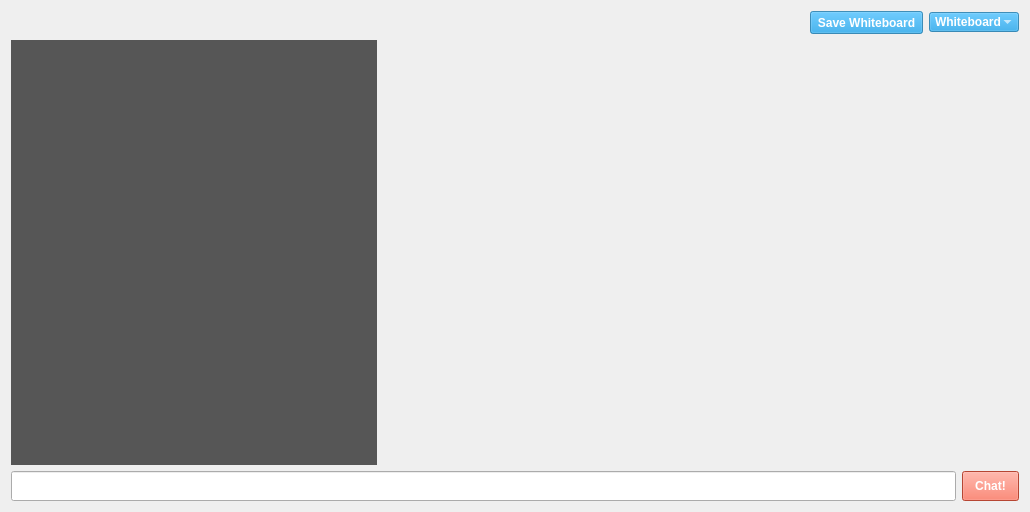
Above: groupwidget.ui from dparker2/StudyGroup before the change. Below: the same form after it.
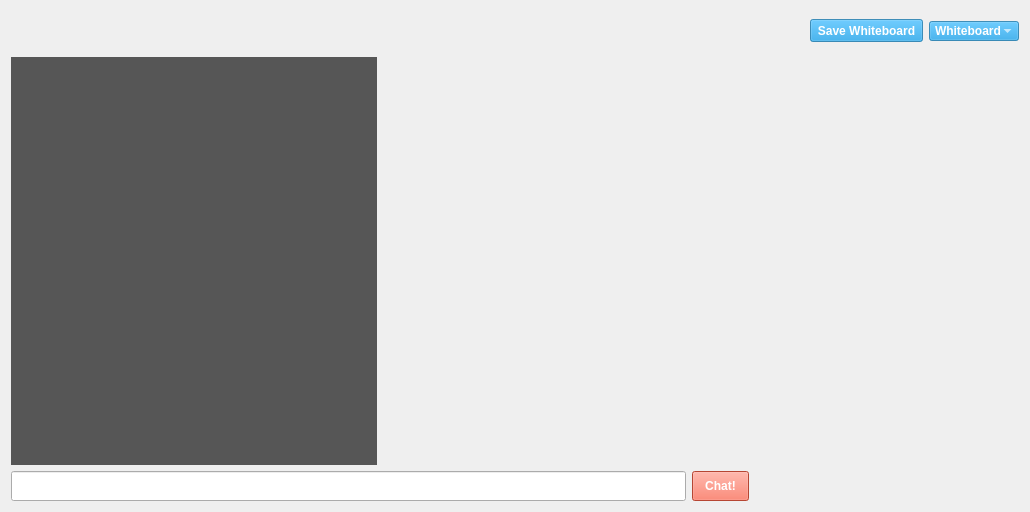
That is the form after the change.

Commit message: Changed group layout a tiny bit

Patch:
```diff
--- a/groupwidget.ui
+++ b/groupwidget.ui
@@ -25,7 +25,7 @@
      <item>
       <widget class="QLabel" name="groupid_label">
        <property name="sizePolicy">
-        <sizepolicy hsizetype="Preferred" vsizetype="Fixed">
+        <sizepolicy hsizetype="Preferred" vsizetype="Preferred">
          <horstretch>0</horstretch>
          <verstretch>0</verstretch>
         </sizepolicy>
@@ -33,7 +33,7 @@
        <property name="minimumSize">
         <size>
          <width>0</width>
-         <height>20</height>
+         <height>40</height>
         </size>
        </property>
        <property name="font">
@@ -44,9 +44,6 @@
        <property name="styleSheet">
         <string notr="true">color: rgb(255, 255, 255);</string>
        </property>
-       <property name="text">
-        <string/>
-       </property>
       </widget>
      </item>
      <item>
@@ -98,6 +95,10 @@
    <item>
     <layout class="QHBoxLayout" name="horizontalLayout_8">
      <item>
+      <layout class="QVBoxLayout" name="verticalLayout_2">
+       <item>
+        <layout class="QHBoxLayout" name="horizontalLayout_4">
+         <item>
       <widget class="QTextEdit" name="chat_box">
        <property name="sizePolicy">
         <sizepolicy hsizetype="Expanding" vsizetype="Expanding">
@@ -148,61 +149,6 @@
        </property>
       </widget>
      </item>
-     <item>
-      <spacer name="horizontalSpacer_2">
-       <property name="orientation">
-        <enum>Qt::Horizontal</enum>
-       </property>
-       <property name="sizeType">
-        <enum>QSizePolicy::Fixed</enum>
-       </property>
-       <property name="sizeHint" stdset="0">
-        <size>
-         <width>20</width>
-         <height>20</height>
-        </size>
-       </property>
-      </spacer>
-     </item>
-     <item>
-      <layout class="QVBoxLayout" name="side_layout">
-       <property name="spacing">
-        <number>6</number>
-       </property>
-       <item>
-        <layout class="QVBoxLayout" name="username_layout"/>
-       </item>
-       <item>
-        <spacer name="verticalSpacer">
-         <property name="orientation">
-          <enum>Qt::Vertical</enum>
-         </property>
-         <property name="sizeHint" stdset="0">
-          <size>
-           <width>20</width>
-           <height>40</height>
-          </size>
-         </property>
-        </spacer>
-       </item>
-       <item>
-        <spacer name="horizontalSpacer">
-         <property name="orientation">
-          <enum>Qt::Horizontal</enum>
-         </property>
-         <property name="sizeType">
-          <enum>QSizePolicy::Fixed</enum>
-         </property>
-         <property name="sizeHint" stdset="0">
-          <size>
-           <width>250</width>
-           <height>20</height>
-          </size>
-         </property>
-        </spacer>
-       </item>
-      </layout>
-     </item>
     </layout>
    </item>
    <item>
@@ -268,6 +214,65 @@
         <bool>true</bool>
        </property>
       </widget>
+         </item>
+        </layout>
+       </item>
+      </layout>
+     </item>
+     <item>
+      <spacer name="horizontalSpacer_2">
+       <property name="orientation">
+        <enum>Qt::Horizontal</enum>
+       </property>
+       <property name="sizeType">
+        <enum>QSizePolicy::Fixed</enum>
+       </property>
+       <property name="sizeHint" stdset="0">
+        <size>
+         <width>20</width>
+         <height>20</height>
+        </size>
+       </property>
+      </spacer>
+     </item>
+     <item>
+      <layout class="QVBoxLayout" name="side_layout">
+       <property name="spacing">
+        <number>6</number>
+       </property>
+       <item>
+        <layout class="QVBoxLayout" name="username_layout"/>
+       </item>
+       <item>
+        <spacer name="verticalSpacer">
+         <property name="orientation">
+          <enum>Qt::Vertical</enum>
+         </property>
+         <property name="sizeHint" stdset="0">
+          <size>
+           <width>20</width>
+           <height>40</height>
+          </size>
+         </property>
+        </spacer>
+       </item>
+       <item>
+        <spacer name="horizontalSpacer">
+         <property name="orientation">
+          <enum>Qt::Horizontal</enum>
+         </property>
+         <property name="sizeType">
+          <enum>QSizePolicy::Fixed</enum>
+         </property>
+         <property name="sizeHint" stdset="0">
+          <size>
+           <width>250</width>
+           <height>20</height>
+          </size>
+         </property>
+        </spacer>
+       </item>
+      </layout>
      </item>
     </layout>
    </item>
```
Lines whose indentation alone changed are shown as unchanged.
